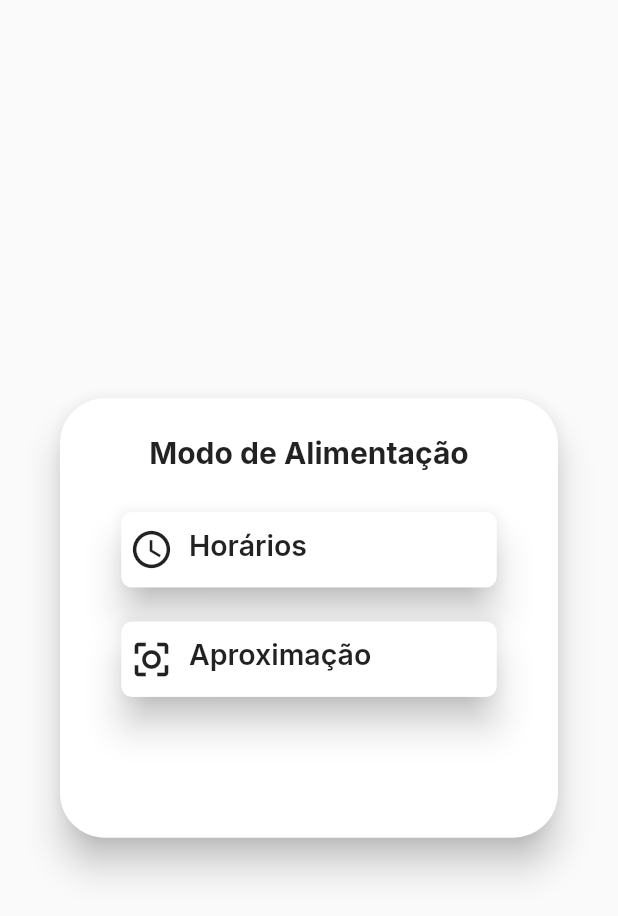
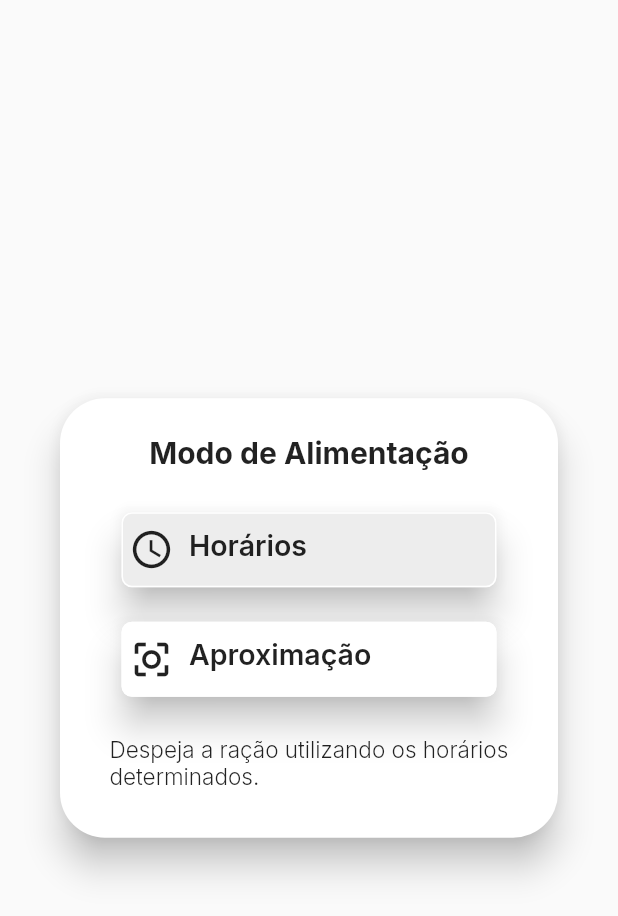
Before and after one commit to GabrielVScalese/Smart-Feed, a Flutter app: the ModeDialog widget shown alone on an empty page, opened directly, on a phone screen of 412 x 824 dp. Shown: the top 916 px of the screen. Run offline on Flutter 3.47's test engine with Material 2 defaults, Android fonts, the phone set to English and light mode, and no system bars; our stand-ins replace carousel_slider, dio, google_fonts, image_picker, shared_preferences, shimmer; accounts and stored records are empty.

Commit message:
Modal de escolha de modo atualizado

```diff
--- a/project/lib/components/mode_dialog.dart
+++ b/project/lib/components/mode_dialog.dart
@@ -9,10 +9,10 @@ class ModeDialog extends StatefulWidget {
 
 // Ainda nao esta responsivo
 class _ModeDialogState extends State<ModeDialog> {
-  bool schedulesEnabled = false;
+  bool schedulesEnabled = true;
   bool aproximationEnabled = false;
 
-  Color schedulesColor;
+  Color schedulesColor = Color.fromRGBO(237, 237, 237, 1);
   Color aproximationColor;
 
   List explications = [
```
